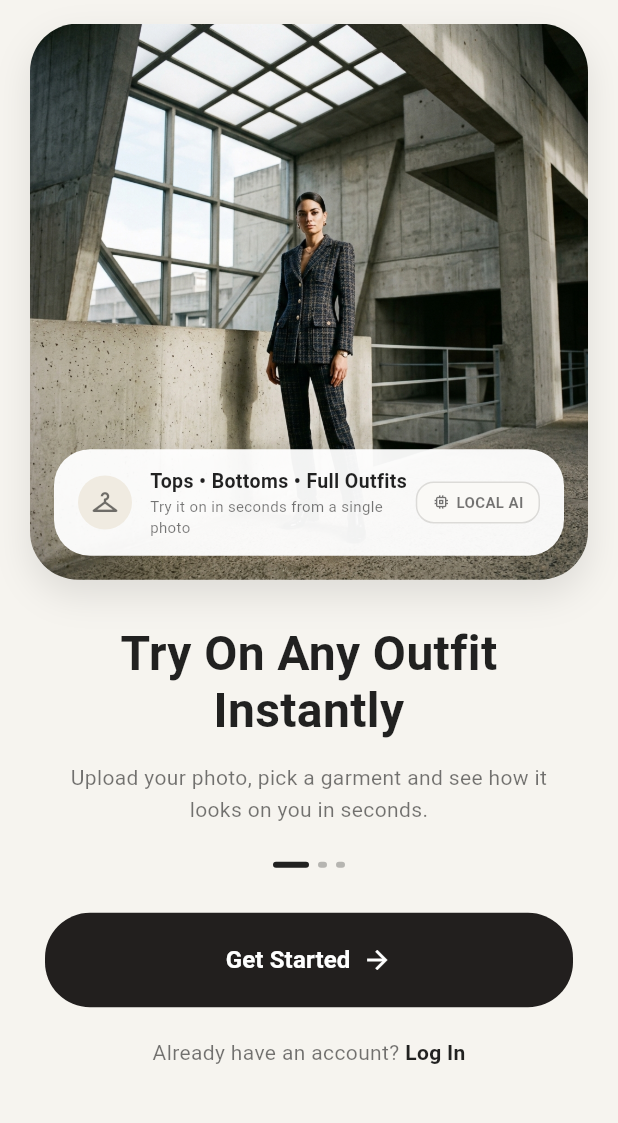
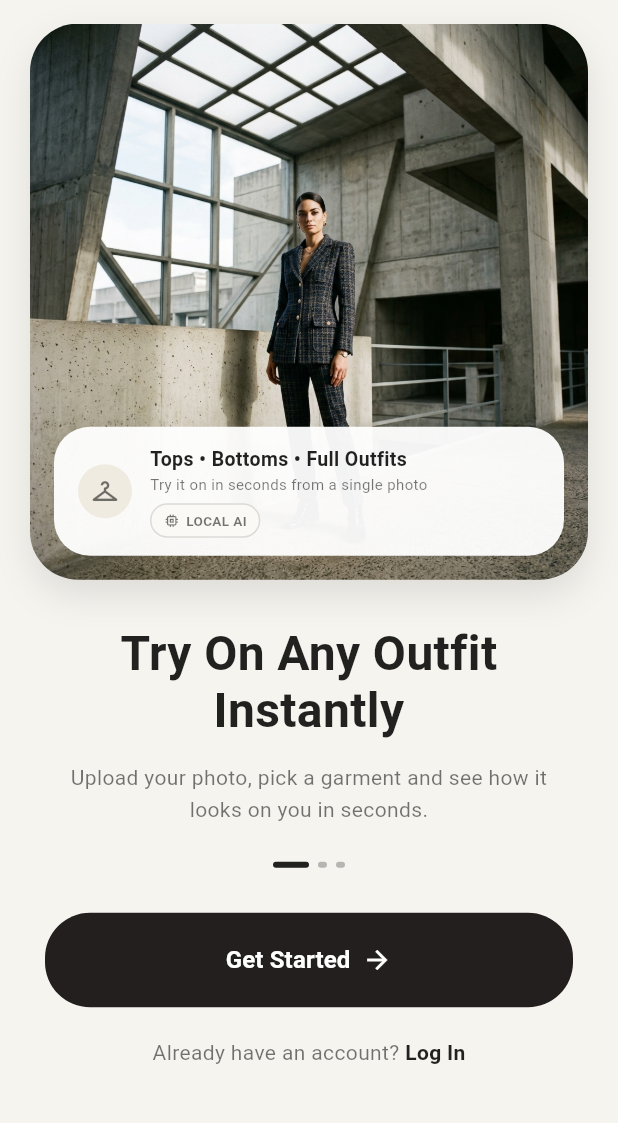
Before and after one commit to mstfgkts5/virtual-try-on-mobile, a Flutter app: the screen it shows after launch, on a phone screen of 412 x 824 dp, the part 68-1191 px from its top. Run offline on Flutter 3.47's test engine with Material 3 defaults, Android fonts, the phone set to English and light mode, and no system bars; our stand-ins replace image_picker, share_plus, shared_preferences, supabase_flutter; missing offline and left inert: gal; accounts and stored records are empty; Roboto replaces fonts that are missing (Georgia).

Commit message:
fix(i18n): onboarding card no longer wraps word-by-word on narrow screens
Badge moved under the text; title/subtitle single line with ellipsis.

Co-Authored-By: Claude Opus 5.5 <noreply@anthropic.com>

```diff
--- a/see_it_on/lib/screens/onboarding_screen.dart
+++ b/see_it_on/lib/screens/onboarding_screen.dart
@@ -95,27 +95,40 @@ class OnboardingScreen extends StatelessWidget {
                           child: Column(
                             mainAxisSize: MainAxisSize.min,
                             crossAxisAlignment: CrossAxisAlignment.start,
+                            // Rozet metnin altında: dar ekranda ve uzun (TR/EN) metinlerde satır sıkışmaz
                             children: [
-                              Text(context.l10n.onboardingCardTitle, style: TextStyle(fontWeight: FontWeight.bold, fontSize: 13, color: Colors.black87)),
-                              Text(context.l10n.onboardingCardSubtitle, style: TextStyle(color: Colors.black54, fontSize: 10)),
-                            ],
+                              Text(
+                                context.l10n.onboardingCardTitle,
+                                maxLines: 1,
+                                overflow: TextOverflow.ellipsis,
+                                style: const TextStyle(fontWeight: FontWeight.bold, fontSize: 13, color: Colors.black87),
                               ),
+                              Text(
+                                context.l10n.onboardingCardSubtitle,
+                                maxLines: 1,
+                                overflow: TextOverflow.ellipsis,
+                                style: const TextStyle(color: Colors.black54, fontSize: 10),
                               ),
+                              const SizedBox(height: 6),
                               Container(
-                          padding: const EdgeInsets.symmetric(horizontal: 10, vertical: 6),
+                                padding: const EdgeInsets.symmetric(horizontal: 8, vertical: 4),
                                 decoration: BoxDecoration(
                                   border: Border.all(color: Colors.black12),
                                   borderRadius: BorderRadius.circular(12),
                                   color: const Color(0xFFFAF9F6),
                                 ),
                                 child: Row(
+                                  mainAxisSize: MainAxisSize.min,
                                   children: [
-                              Icon(Icons.memory, size: 12, color: Colors.black54),
-                              SizedBox(width: 4),
-                              Text(context.l10n.onboardingBadge, style: TextStyle(fontSize: 10, fontWeight: FontWeight.bold, color: Colors.black54)),
+                                    const Icon(Icons.memory, size: 11, color: Colors.black54),
+                                    const SizedBox(width: 4),
+                                    Text(context.l10n.onboardingBadge, style: const TextStyle(fontSize: 9, fontWeight: FontWeight.bold, color: Colors.black54)),
                                   ],
                                 ),
-                        )
+                              ),
+                            ],
+                          ),
+                        ),
                       ],
                     ),
                   ),
```
Lines whose indentation alone changed are shown as unchanged.
